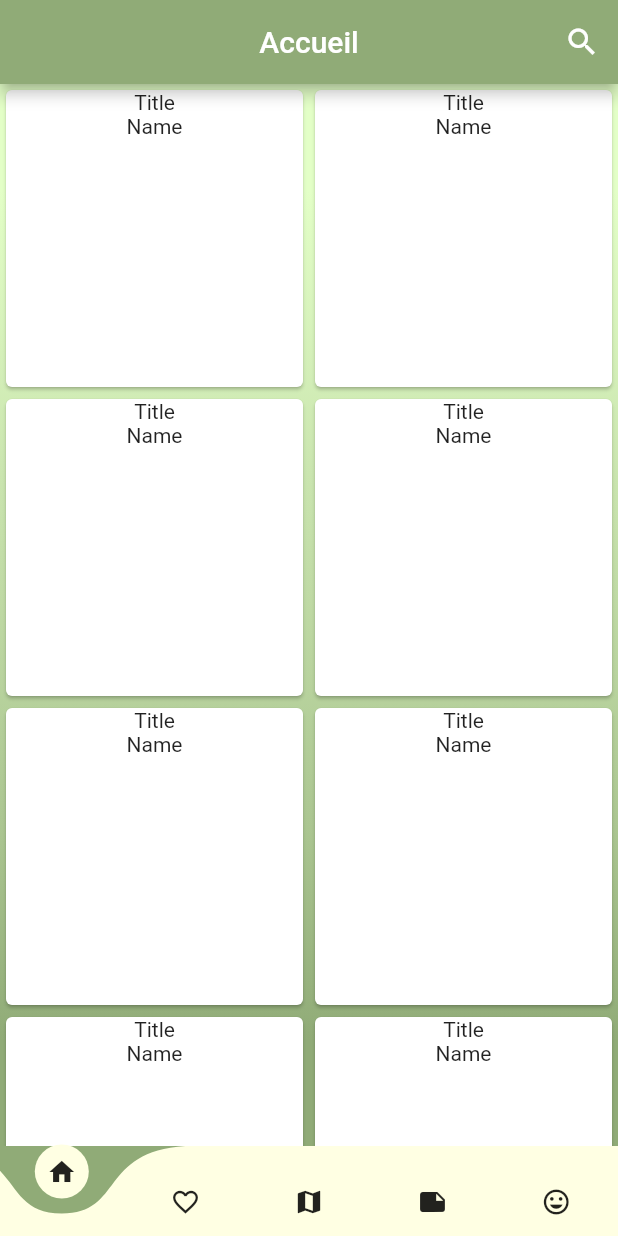
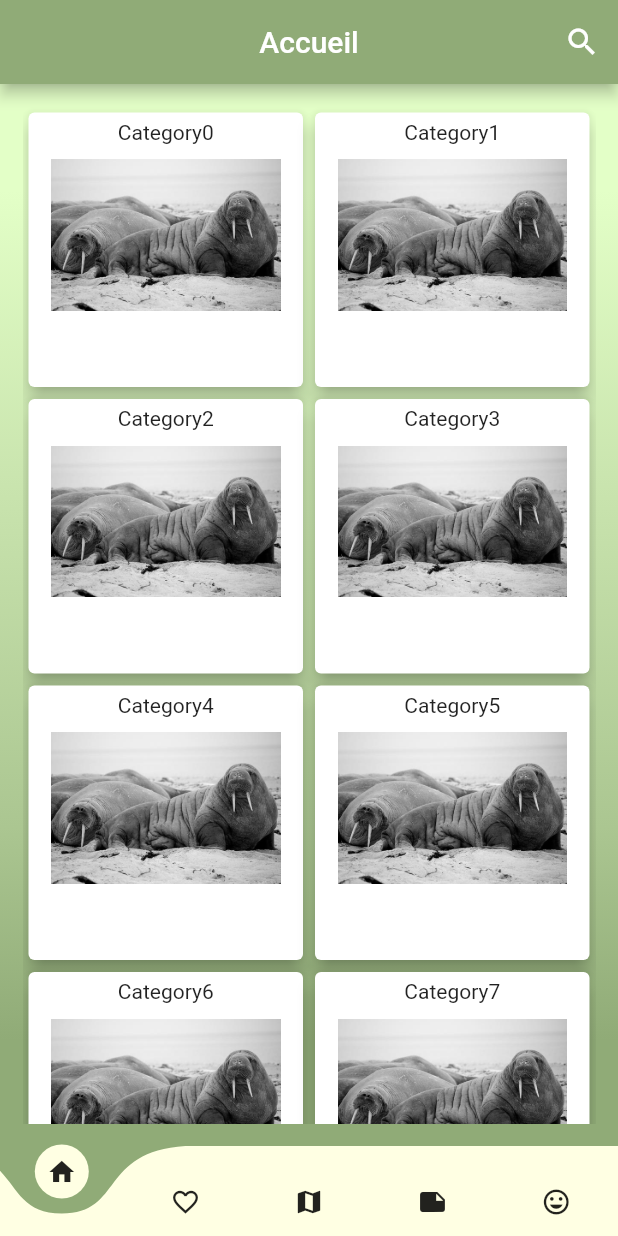
Before and after one commit to Sanitc/phoikos, a Flutter app: the MainPageWidget screen opened directly, on a phone screen of 412 x 824 dp. Run offline on Flutter 3.47's test engine with Material 2 defaults, Android fonts, the phone set to English and light mode, and no system bars; drawn by our look-alikes of curved_navigation_bar; our stand-ins replace google_maps_flutter.

Commit message:
1 - Article
- modif Article + home_screen

```diff
--- a/lib/model/Category.dart
+++ b/lib/model/Category.dart
@@ -1,6 +1,6 @@
 class Category {
   String name;
-  String title;
+  String image;
 
-  Category(this.name, this.title);
+  Category(this.name, this.image);
 }
--- a/lib/page/main_page.dart
+++ b/lib/page/main_page.dart
@@ -20,6 +20,8 @@ class _MainPageWidgetState extends State<MainPageWidget> {
   final MapScreenWidget _mapScreenWidget = MapScreenWidget();
   final NoteScreenWidget _noteScreenWidget = NoteScreenWidget();
   final ProfileScreenWidget _profileScreenWidget = ProfileScreenWidget();
+
+  //final ArticleScreenWidget _articleScreenWidget = ArticleScreenWidget();
 
   int _pageIndex = 0;
 
--- a/lib/screen/home_screen.dart
+++ b/lib/screen/home_screen.dart
@@ -1,5 +1,6 @@
 import 'package:flutter/material.dart';
 import 'package:phoikos/model/Category.dart';
+import 'package:phoikos/screen/article_screen.dart';
 
 class HomeScreenWidget extends StatefulWidget {
   @override
@@ -14,7 +15,7 @@ class _HomeScreenWidgetState extends State<HomeScreenWidget> {
     super.initState();
 
     for (int i = 0; i < 10; i++) {
-      _categories.add(Category('Name', 'Title'));
+      _categories.add(Category('Category' + '$i', 'assets/images/phoques.jpg'));
     }
   }
 
@@ -39,6 +40,7 @@ class _HomeScreenWidgetState extends State<HomeScreenWidget> {
         ],
       ),
       body: Container(
+        padding: const EdgeInsets.all(15.0),
         decoration: BoxDecoration(
           gradient: LinearGradient(
             begin: Alignment.topCenter,
@@ -53,7 +55,9 @@ class _HomeScreenWidgetState extends State<HomeScreenWidget> {
           ),
         ),
         child: Column(
-          children: <Widget>[Expanded(child: _gridView())],
+          children: <Widget>[
+            Expanded(child: _gridView()),
+          ],
         ),
       ),
     );
@@ -62,7 +66,7 @@ class _HomeScreenWidgetState extends State<HomeScreenWidget> {
   Widget _categoryWidgetFromModel(Category category) {
     return Card(
       child: Column(
-        children: <Widget>[Text(category.title), Text(category.name)],
+        children: <Widget>[Text(category.name)],
       ),
     );
   }
@@ -73,8 +77,37 @@ class _HomeScreenWidgetState extends State<HomeScreenWidget> {
       gridDelegate:
           SliverGridDelegateWithFixedCrossAxisCount(crossAxisCount: 2),
       itemBuilder: (BuildContext context, int index) {
-        return _categoryWidgetFromModel(_categories[index]);
+        //return _categoryWidgetFromModel(_categories[index]);
+        return new GestureDetector(
+          child: new Card(
+            elevation: 5.0,
+            child: new Container(
+                alignment: Alignment.centerLeft,
+                margin: new EdgeInsets.all(5.0),
+                child: Center(
+                  child: Column(
+                    children: <Widget>[
+                      Text(_categories[index].name),
+                      Padding(
+                          padding: EdgeInsets.all(10.0),
+                          child: Image.asset(_categories[index].image)),
+                    ],
+                  ),
+                )),
+          ),
+          onTap: () {
+            Navigator.push(
+              context,
+              MaterialPageRoute(builder: (context) => ArticleScreenWidget()),
+            );
+          },
+        );
       },
     );
   }
 }
+
+/*
+
+            )
+*/
--- a/lib/utils/colors.dart
+++ b/lib/utils/colors.dart
@@ -3,4 +3,5 @@ import 'dart:ui';
 class PColors {
   //green
   static Color paleGreen = const Color(0xFFFFFFE3);
+  static Color textColor = const Color(0xF0000000);
 }
--- a/pubspec.yaml
+++ b/pubspec.yaml
@@ -43,8 +43,8 @@ flutter:
   uses-material-design: true
 
   # To add assets to your application, add an assets section, like this:
-  #assets:
-
+  assets:
+    - assets/images/
 
   # An image asset can refer to one or more resolution-specific "variants", see
   # https://flutter.dev/assets-and-images/#resolution-aware.
```
Also changed, not shown: lib/screen/article_screen.dart (added, +77 -0 lines), assets/images/phoques.jpg (added).
